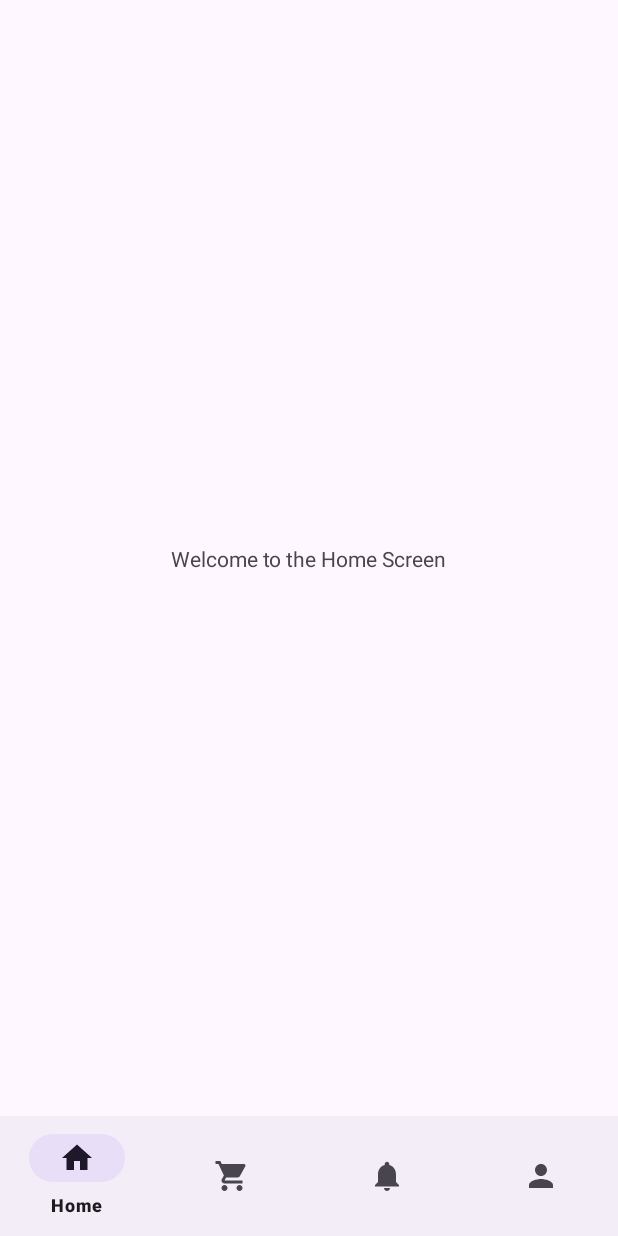
After one commit to SarangaSiriwardhana9/EAD-E_commerce_App, an Android app: the HomeFragment screen opened directly, with no data from a screen before it, on a phone screen of 412 x 824 dp. The commit adds this screen. Run offline under Robolectric (Android 15) with nearby library versions, the phone set to English and light mode, and no system bars.

Commit message:
create the four main screens

```diff
--- a/app/build.gradle.kts
+++ b/app/build.gradle.kts
@@ -39,7 +39,6 @@ android {
 }
 
 dependencies {
-
     implementation(libs.androidx.core.ktx)
     implementation(libs.androidx.appcompat)
     implementation(libs.material)
@@ -52,4 +51,6 @@ dependencies {
     androidTestImplementation(libs.androidx.junit)
     androidTestImplementation(libs.androidx.espresso.core)
 
+    // If material library is not already included in libs.material
+    implementation("com.google.android.material:material:1.5.0")
 }
--- /dev/null
+++ b/app/src/main/java/com/example/ssd_e_commerce/HomeFragment.kt
@@ -0,0 +1,28 @@
+package com.example.ssd_e_commerce
+
+import android.os.Bundle
+import android.view.LayoutInflater
+import android.view.View
+import android.view.ViewGroup
+import androidx.fragment.app.Fragment
+import com.example.ssd_e_commerce.databinding.FragmentHomeBinding
+
+class HomeFragment : Fragment() {
+    private var _binding: FragmentHomeBinding? = null
+    private val binding get() = _binding!!
+
+    override fun onCreateView(inflater: LayoutInflater, container: ViewGroup?, savedInstanceState: Bundle?): View {
+        _binding = FragmentHomeBinding.inflate(inflater, container, false)
+        return binding.root
+    }
+
+    override fun onViewCreated(view: View, savedInstanceState: Bundle?) {
+        super.onViewCreated(view, savedInstanceState)
+        binding.textHome.text = "Welcome to the Home Screen"
+    }
+
+    override fun onDestroyView() {
+        super.onDestroyView()
+        _binding = null
+    }
+}
--- a/app/src/main/java/com/example/ssd_e_commerce/MainActivity.kt
+++ b/app/src/main/java/com/example/ssd_e_commerce/MainActivity.kt
@@ -2,10 +2,47 @@ package com.example.ssd_e_commerce
 
 import android.os.Bundle
 import androidx.appcompat.app.AppCompatActivity
+import androidx.fragment.app.Fragment
+import com.example.ssd_e_commerce.databinding.ActivityMainBinding
 
 class MainActivity : AppCompatActivity() {
+
+    private lateinit var binding: ActivityMainBinding
+
     override fun onCreate(savedInstanceState: Bundle?) {
         super.onCreate(savedInstanceState)
-        setContentView(R.layout.activity_main)
+        binding = ActivityMainBinding.inflate(layoutInflater)
+        setContentView(binding.root)
+
+        binding.bottomNavigationView.setOnItemSelectedListener { item ->
+            when(item.itemId) {
+                R.id.navigation_home -> {
+                    replaceFragment(HomeFragment())
+                    true
+                }
+                R.id.navigation_cart -> {
+                    replaceFragment(CartFragment())
+                    true
+                }
+                R.id.navigation_notifications -> {
+                    replaceFragment(NotificationsFragment())
+                    true
+                }
+                R.id.navigation_profile -> {
+                    replaceFragment(ProfileFragment())
+                    true
+                }
+                else -> false
+            }
+        }
+
+        // Set default fragment
+        replaceFragment(HomeFragment())
+    }
+
+    private fun replaceFragment(fragment: Fragment) {
+        supportFragmentManager.beginTransaction()
+            .replace(R.id.fragment_container, fragment)
+            .commit()
     }
 }
--- /dev/null
+++ b/app/src/main/res/drawable/ic_home.xml
@@ -0,0 +1,5 @@
+<vector xmlns:android="http://schemas.android.com/apk/res/android" android:height="24dp" android:tint="#FBAC5A" android:viewportHeight="24" android:viewportWidth="24" android:width="24dp">
+
+    <path android:fillColor="@android:color/white" android:pathData="M10,20v-6h4v6h5v-8h3L12,3 2,12h3v8z"/>
+
+</vector>
--- /dev/null
+++ b/app/src/main/res/drawable/ic_notifications.xml
@@ -0,0 +1,5 @@
+<vector xmlns:android="http://schemas.android.com/apk/res/android" android:height="24dp" android:tint="#FBAC5A" android:viewportHeight="24" android:viewportWidth="24" android:width="24dp">
+
+    <path android:fillColor="@android:color/white" android:pathData="M12,22c1.1,0 2,-0.9 2,-2h-4c0,1.1 0.89,2 2,2zM18,16v-5c0,-3.07 -1.64,-5.64 -4.5,-6.32L13.5,4c0,-0.83 -0.67,-1.5 -1.5,-1.5s-1.5,0.67 -1.5,1.5v0.68C7.63,5.36 6,7.92 6,11v5l-2,2v1h16v-1l-2,-2z"/>
+
+</vector>
--- /dev/null
+++ b/app/src/main/res/drawable/ic_person.xml
@@ -0,0 +1,5 @@
+<vector xmlns:android="http://schemas.android.com/apk/res/android" android:height="24dp" android:tint="#FBAC5A" android:viewportHeight="24" android:viewportWidth="24" android:width="24dp">
+
+    <path android:fillColor="@android:color/white" android:pathData="M12,12c2.21,0 4,-1.79 4,-4s-1.79,-4 -4,-4 -4,1.79 -4,4 1.79,4 4,4zM12,14c-2.67,0 -8,1.34 -8,4v2h16v-2c0,-2.66 -5.33,-4 -8,-4z"/>
+
+</vector>
--- /dev/null
+++ b/app/src/main/res/drawable/ic_shopping_cart.xml
@@ -0,0 +1,5 @@
+<vector xmlns:android="http://schemas.android.com/apk/res/android" android:height="24dp" android:tint="#FBAC5A" android:viewportHeight="24" android:viewportWidth="24" android:width="24dp">
+
+    <path android:fillColor="@android:color/white" android:pathData="M7,18c-1.1,0 -1.99,0.9 -1.99,2S5.9,22 7,22s2,-0.9 2,-2 -0.9,-2 -2,-2zM1,2v2h2l3.6,7.59 -1.35,2.45c-0.16,0.28 -0.25,0.61 -0.25,0.96 0,1.1 0.9,2 2,2h12v-2L7.42,15c-0.14,0 -0.25,-0.11 -0.25,-0.25l0.03,-0.12 0.9,-1.63h7.45c0.75,0 1.41,-0.41 1.75,-1.03l3.58,-6.49c0.08,-0.14 0.12,-0.31 0.12,-0.48 0,-0.55 -0.45,-1 -1,-1L5.21,4l-0.94,-2L1,2zM17,18c-1.1,0 -1.99,0.9 -1.99,2s0.89,2 1.99,2 2,-0.9 2,-2 -0.9,-2 -2,-2z"/>
+
+</vector>
--- a/app/src/main/res/layout/activity_main.xml
+++ b/app/src/main/res/layout/activity_main.xml
@@ -1,18 +1,26 @@
 <?xml version="1.0" encoding="utf-8"?>
-<androidx.constraintlayout.widget.ConstraintLayout xmlns:android="http://schemas.android.com/apk/res/android"
+<androidx.constraintlayout.widget.ConstraintLayout
+    xmlns:android="http://schemas.android.com/apk/res/android"
     xmlns:app="http://schemas.android.com/apk/res-auto"
-    xmlns:tools="http://schemas.android.com/tools"
     android:layout_width="match_parent"
-    android:layout_height="match_parent"
-    tools:context=".MainActivity">
+    android:layout_height="match_parent">
 
-    <TextView
-        android:layout_width="wrap_content"
-        android:layout_height="wrap_content"
-        android:text="Hello World!"
-        app:layout_constraintBottom_toBottomOf="parent"
+    <FrameLayout
+        android:id="@+id/fragment_container"
+        android:layout_width="0dp"
+        android:layout_height="0dp"
+        app:layout_constraintBottom_toTopOf="@+id/bottomNavigationView"
         app:layout_constraintEnd_toEndOf="parent"
         app:layout_constraintStart_toStartOf="parent"
         app:layout_constraintTop_toTopOf="parent" />
 
+    <com.google.android.material.bottomnavigation.BottomNavigationView
+        android:id="@+id/bottomNavigationView"
+        android:layout_width="0dp"
+        android:layout_height="wrap_content"
+        app:layout_constraintBottom_toBottomOf="parent"
+        app:layout_constraintEnd_toEndOf="parent"
+        app:layout_constraintStart_toStartOf="parent"
+        app:menu="@menu/bottom_nav_menu" />
+
 </androidx.constraintlayout.widget.ConstraintLayout>
--- /dev/null
+++ b/app/src/main/res/layout/fragment_home.xml
@@ -0,0 +1,18 @@
+<?xml version="1.0" encoding="utf-8"?>
+<androidx.constraintlayout.widget.ConstraintLayout
+    xmlns:android="http://schemas.android.com/apk/res/android"
+    xmlns:app="http://schemas.android.com/apk/res-auto"
+    android:layout_width="match_parent"
+    android:layout_height="match_parent">
+
+    <TextView
+        android:id="@+id/text_home"
+        android:layout_width="wrap_content"
+        android:layout_height="wrap_content"
+        android:text="Home"
+        app:layout_constraintBottom_toBottomOf="parent"
+        app:layout_constraintEnd_toEndOf="parent"
+        app:layout_constraintStart_toStartOf="parent"
+        app:layout_constraintTop_toTopOf="parent" />
+
+</androidx.constraintlayout.widget.ConstraintLayout>
--- /dev/null
+++ b/app/src/main/res/menu/bottom_nav_menu.xml
@@ -0,0 +1,19 @@
+<?xml version="1.0" encoding="utf-8"?>
+<menu xmlns:android="http://schemas.android.com/apk/res/android">
+    <item
+        android:id="@+id/navigation_home"
+        android:icon="@drawable/ic_home"
+        android:title="Home" />
+    <item
+        android:id="@+id/navigation_cart"
+        android:icon="@drawable/ic_shopping_cart"
+        android:title="Cart" />
+    <item
+        android:id="@+id/navigation_notifications"
+        android:icon="@drawable/ic_notifications"
+        android:title="Notifications" />
+    <item
+        android:id="@+id/navigation_profile"
+        android:icon="@drawable/ic_person"
+        android:title="Profile" />
+</menu>
--- a/app/src/main/res/values/strings.xml
+++ b/app/src/main/res/values/strings.xml
@@ -9,4 +9,6 @@
     <string name="invalid_username">Not a valid username</string>
     <string name="invalid_password">Password must be >5 characters</string>
     <string name="login_failed">"Login failed"</string>
+    <!-- TODO: Remove or change this placeholder text -->
+    <string name="hello_blank_fragment">Hello blank fragment</string>
 </resources>
```
Also changed, not shown: app/src/main/java/com/example/ssd_e_commerce/CartFragment.kt (added, +28 -0 lines), app/src/main/java/com/example/ssd_e_commerce/NotificationsFragment.kt (added, +28 -0 lines), app/src/main/java/com/example/ssd_e_commerce/ProfileFragment.kt (added, +28 -0 lines), app/src/main/res/layout/fragment_cart.xml (added, +18 -0 lines), app/src/main/res/layout/fragment_notifications.xml (added, +18 -0 lines), app/src/main/res/layout/fragment_profile.xml (added, +18 -0 lines).
